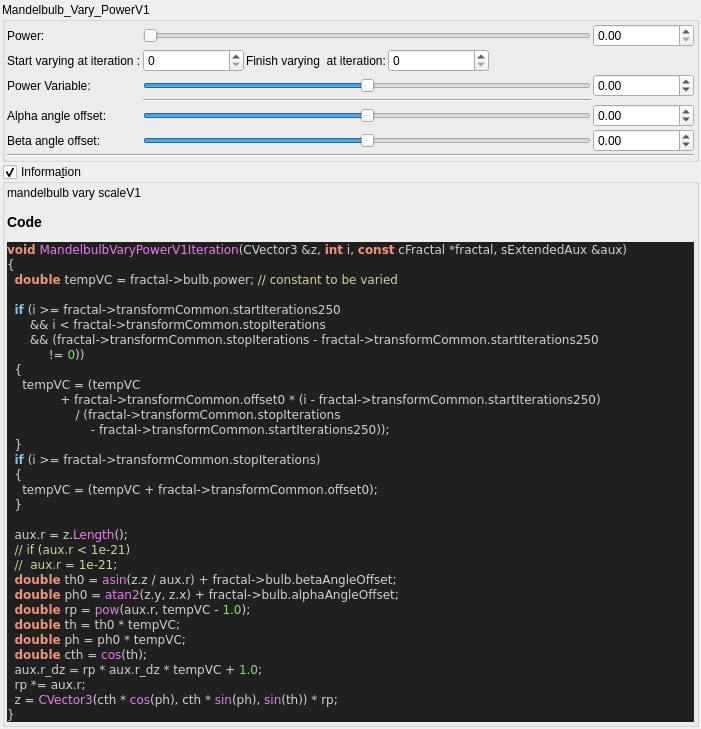
The window that mandelbulber2/qt_data/fractal_mandelbulb_vary_powerV1.ui (buddhi1980/mandelbulber2) describes before a commit, drawn with Qt 5.
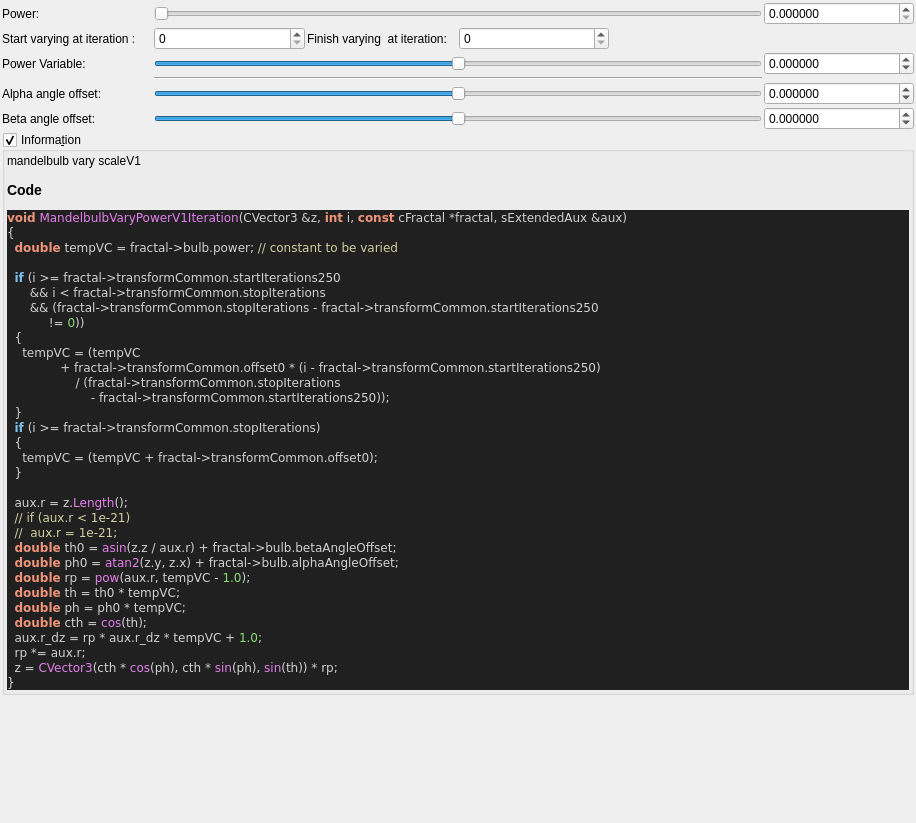
The same window after the commit. Custom widgets are drawn as their Qt base class.

The edit to the form file:
```diff
--- a/mandelbulber2/qt_data/fractal_mandelbulb_vary_powerV1.ui
+++ b/mandelbulber2/qt_data/fractal_mandelbulb_vary_powerV1.ui
@@ -6,8 +6,8 @@
    <rect>
     <x>0</x>
     <y>0</y>
-    <width>701</width>
-    <height>574</height>
+    <width>916</width>
+    <height>823</height>
    </rect>
   </property>
   <property name="windowTitle">
@@ -30,30 +30,6 @@
     <number>2</number>
    </property>
    <item>
-    <widget class="QGroupBox" name="groupbox">
-     <property name="title">
-      <string>Mandelbulb_Vary_PowerV1</string>
-     </property>
-     <property name="checkable">
-      <bool>false</bool>
-     </property>
-     <layout class="QVBoxLayout" name="verticalLayout_22" stretch="0,0">
-      <property name="spacing">
-       <number>2</number>
-      </property>
-      <property name="leftMargin">
-       <number>2</number>
-      </property>
-      <property name="topMargin">
-       <number>2</number>
-      </property>
-      <property name="rightMargin">
-       <number>2</number>
-      </property>
-      <property name="bottomMargin">
-       <number>2</number>
-      </property>
-      <item>
        <layout class="QGridLayout" name="gridLayout_36">
         <property name="spacing">
          <number>2</number>
@@ -73,13 +49,13 @@
            <string/>
           </property>
           <property name="decimals">
-           <number>2</number>
+        <number>6</number>
           </property>
           <property name="minimum">
-           <double>-1000.000000000000000</double>
+        <double>-99.998999999999995</double>
           </property>
           <property name="maximum">
-           <double>1000.000000000000000</double>
+        <double>99.998999999999995</double>
           </property>
           <property name="singleStep">
            <double>0.100000000000000</double>
@@ -121,10 +97,10 @@
            </sizepolicy>
           </property>
           <property name="minimum">
-           <number>-18000</number>
+        <number>-20000000</number>
           </property>
           <property name="maximum">
-           <number>18000</number>
+        <number>20000000</number>
           </property>
           <property name="value">
            <number>0</number>
@@ -214,13 +190,13 @@
            <string/>
           </property>
           <property name="decimals">
-           <number>2</number>
+        <number>6</number>
           </property>
           <property name="minimum">
            <double>0.000000000000000</double>
           </property>
           <property name="maximum">
-           <double>1000.000000000000000</double>
+        <double>99.999899999999997</double>
           </property>
           <property name="singleStep">
            <double>0.100000000000000</double>
@@ -242,7 +218,7 @@
            <string/>
           </property>
           <property name="decimals">
-           <number>2</number>
+        <number>6</number>
           </property>
           <property name="minimum">
            <double>-36000.000000000000000</double>
@@ -270,7 +246,7 @@
            <string/>
           </property>
           <property name="decimals">
-           <number>2</number>
+        <number>6</number>
           </property>
           <property name="minimum">
            <double>-36000.000000000000000</double>
@@ -292,10 +268,10 @@
            </sizepolicy>
           </property>
           <property name="minimum">
-           <number>-18000</number>
+        <number>-360000000</number>
           </property>
           <property name="maximum">
-           <number>18000</number>
+        <number>360000000</number>
           </property>
           <property name="value">
            <number>0</number>
@@ -317,10 +293,10 @@
            </sizepolicy>
           </property>
           <property name="minimum">
-           <number>-18000</number>
+        <number>-360000000</number>
           </property>
           <property name="maximum">
-           <number>18000</number>
+        <number>360000000</number>
           </property>
           <property name="value">
            <number>0</number>
@@ -342,7 +318,7 @@
            </sizepolicy>
           </property>
           <property name="maximum">
-           <number>2000</number>
+        <number>20000000</number>
           </property>
           <property name="singleStep">
            <number>1</number>
@@ -353,16 +329,6 @@
          </widget>
         </item>
        </layout>
-      </item>
-      <item>
-       <widget class="Line" name="line_27">
-        <property name="orientation">
-         <enum>Qt::Horizontal</enum>
-        </property>
-       </widget>
-      </item>
-     </layout>
-    </widget>
    </item>
    <item>
     <widget class="MyGroupBox" name="groupCheck_info">
```
Lines whose indentation alone changed are shown as unchanged.
